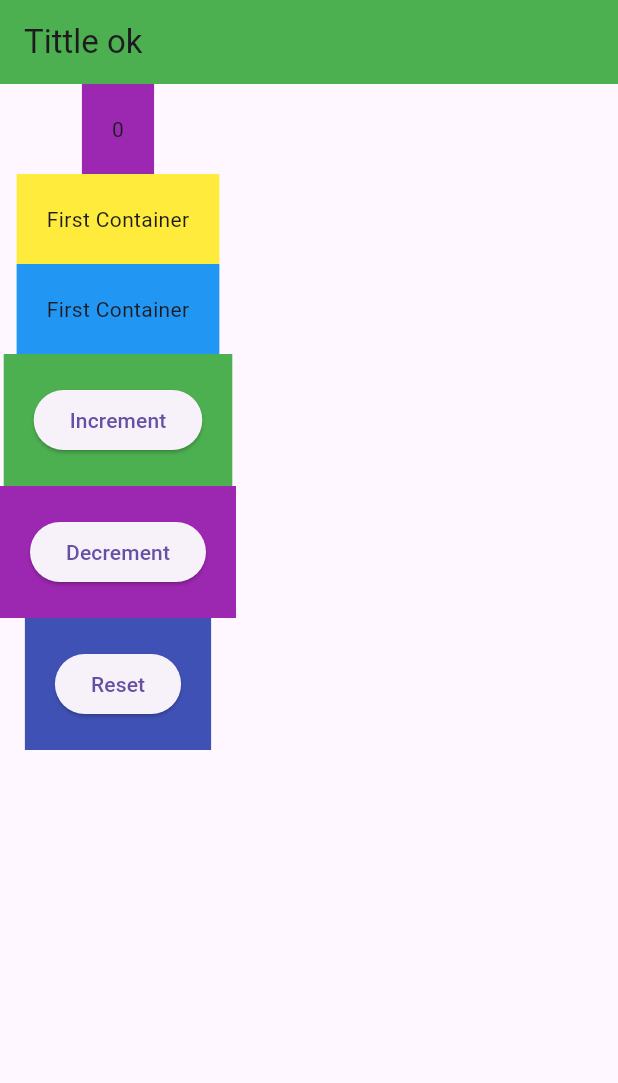
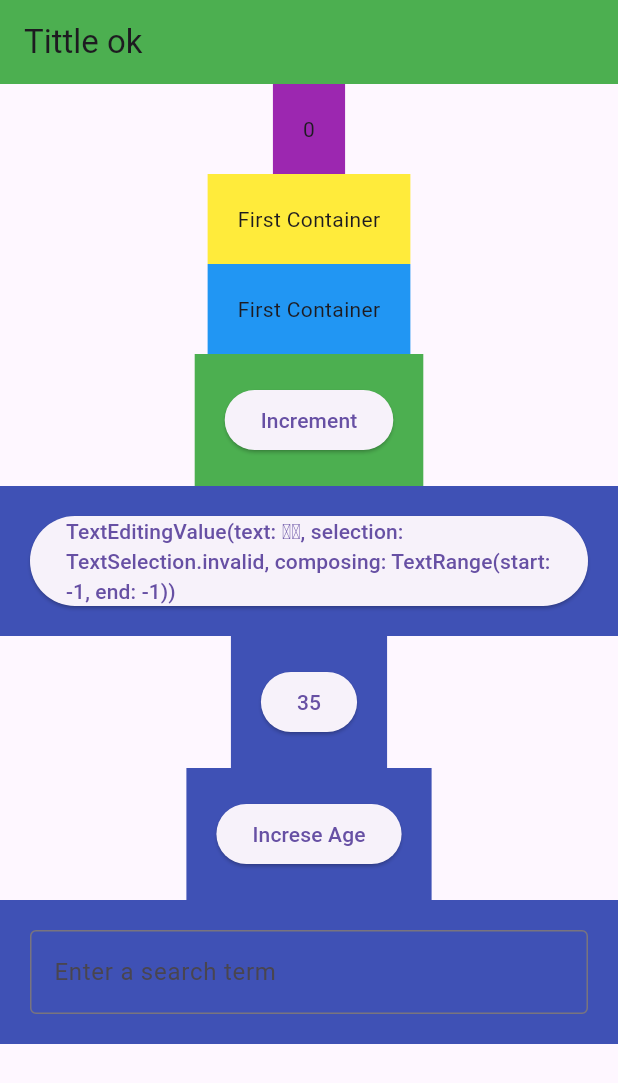
Before and after one commit to mintumia/Flutter_Calculator_App, a Flutter app: the screen it shows after launch, on a phone screen of 412 x 824 dp. Shown: the top 1083 px of the screen. Run offline on Flutter 3.47's test engine with Material 3 defaults, Android fonts, the phone set to English and light mode, and no system bars; our stand-ins replace flutter_riverpod, riverpod.

Commit message:
not Working

```diff
--- a/lib/counter/data/counter_service.dart
+++ b/lib/counter/data/counter_service.dart
@@ -1,6 +1,5 @@
 
 
-/*
 class CounterService {
 
   int _counter = 0;
@@ -11,4 +10,4 @@ class CounterService {
   //void _reset()=> _counter = 0;
 
 
-}*/
+}
--- a/lib/screens/home/home_screen.dart
+++ b/lib/screens/home/home_screen.dart
@@ -3,16 +3,24 @@ import 'package:flutter_riverpod/flutter_riverpod.dart';
 import 'package:flutter_riverpod/legacy.dart';
 
 import '../../counter/presentation/counter_provider.dart';
+import '../../user/data/user_service.dart';
+import '../../user/presentation/user_provider.dart';
+
+final userProvider = StateNotifierProvider<UserNotifier, User>((ref) {
+  return UserNotifier();
+});
 
 class HomeScreen extends ConsumerWidget {
   const HomeScreen({super.key});
-
-
 
   @override
   Widget build(BuildContext context, WidgetRef ref) {
     final counter = ref.watch(counterProvider);
     final counterController = ref.read(counterProvider.notifier);
+
+    final user = ref.watch(userProvider);
+    final userController = ref.read(userProvider.notifier);
+    final  nameController = TextEditingController();
 
     return Scaffold(
       appBar: AppBar(backgroundColor: Colors.green, title: Text("Tittle ok")),
@@ -36,23 +44,55 @@ class HomeScreen extends ConsumerWidget {
           Container(
             padding: EdgeInsets.all(20),
             color: Colors.green,
-            child: ElevatedButton(onPressed: (){
-              counterController.increment();
-            }, child: Text("Increment")),
+            child: ElevatedButton(
+              onPressed: () {
+                counterController.increment();
+              },
+              child: Text("Increment"),
+            ),
           ),
+
           Container(
             padding: EdgeInsets.all(20),
-            color: Colors.purple,
-            child: ElevatedButton(onPressed: (){
-              counterController.decrement();
-            }, child: Text("Decrement")),
+            color: Colors.indigo,
+            child: ElevatedButton(
+              onPressed: () {
+                counterController.reset();
+              },
+              child: Text(nameController.value.toString()),
+            ),
           ),
           Container(
             padding: EdgeInsets.all(20),
             color: Colors.indigo,
-            child: ElevatedButton(onPressed: (){
-              counterController.reset();
-            }, child: Text("Reset")),
+            child: ElevatedButton(
+              onPressed: () {
+                counterController.reset();
+              },
+              child: Text(user.age.toString()),
+            ),
+          ),
+          Container(
+            padding: EdgeInsets.all(20),
+            color: Colors.indigo,
+            child: ElevatedButton(
+              onPressed: () {
+                userController.increaseAge();
+              },
+              child: Text("Increse Age"),
+            ),
+          ),
+          Container(
+            padding: EdgeInsets.all(20),
+            color: Colors.indigo,
+            child: TextField(
+              decoration: InputDecoration(
+                border: OutlineInputBorder(),
+                hintText: 'Enter a search term',
+              ),
+
+              controller: nameController,
+            ),
           ),
         ],
       ),
--- /dev/null
+++ b/lib/user/data/user_service.dart
@@ -0,0 +1,11 @@
+class User {
+  int? id;
+  String? name;
+  int age;
+
+  User({required this.id, required this.name, required this.age});
+
+  User copyWith({int? age}) {
+    return User(id: id, name: name, age: age ?? this.age);
+  }
+}
--- /dev/null
+++ b/lib/user/presentation/user_provider.dart
@@ -0,0 +1,15 @@
+import 'package:calculator_app/user/data/user_service.dart';
+import 'package:flutter_riverpod/legacy.dart';
+import 'package:riverpod/riverpod.dart';
+
+class UserNotifier extends StateNotifier<User> {
+  UserNotifier() : super(User(id: 1, name: "mintu", age: 35));
+
+  void increaseAge() {
+    state = state.copyWith(age: state.age + 1);
+  }
+
+  void changeName(String _name){
+    state.name = _name;
+  }
+}
```
